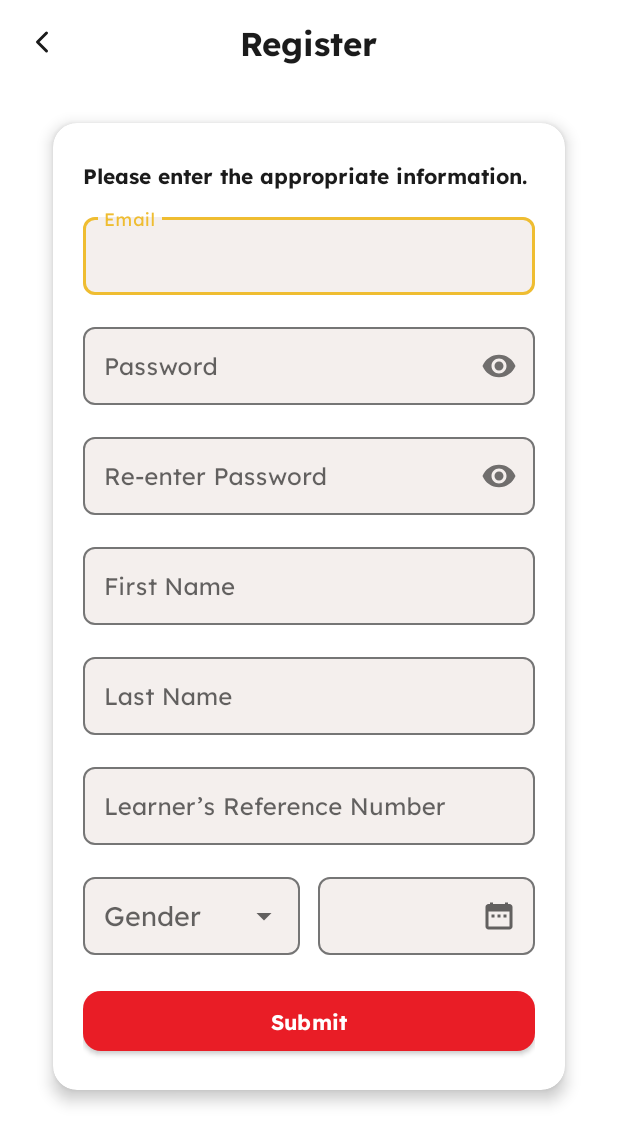
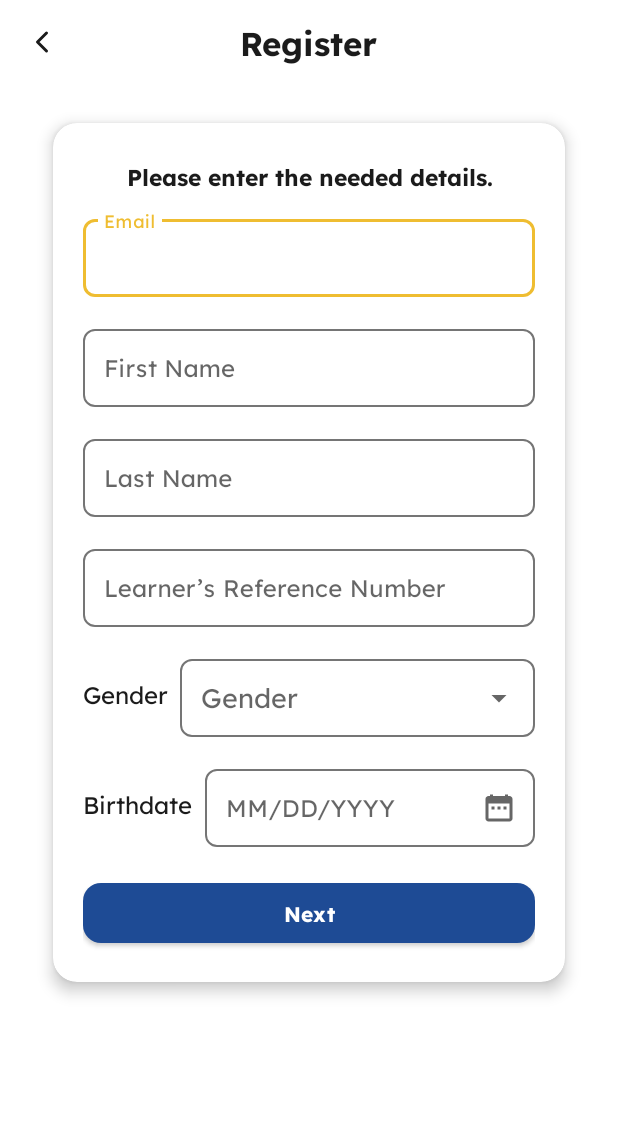
Before and after one commit to MalulanM/Gr8Math, an Android app: the RegisterActivity screen opened directly, with no data from a screen before it, on a phone screen of 412 x 824 dp. Shown: the top 1144 px of the screen. Run offline under Robolectric (Android 15) with nearby library versions, the phone set to English and light mode, and no system bars.

Commit message:
adjustments and re-created register

```diff
--- a/app/build.gradle.kts
+++ b/app/build.gradle.kts
@@ -43,6 +43,8 @@ android {
 }
 
 dependencies {
+    implementation("androidx.constraintlayout:constraintlayout:2.1.4")
+    implementation("com.google.android.material:material:1.12.0")
     implementation("com.squareup.retrofit2:retrofit:2.9.0")
     implementation("com.squareup.retrofit2:converter-gson:2.9.0")
     implementation("androidx.appcompat:appcompat:1.7.0")
--- a/app/src/main/java/com/example/gr8math/ForgotPasswordActivity.kt
+++ b/app/src/main/java/com/example/gr8math/ForgotPasswordActivity.kt
@@ -105,7 +105,7 @@ class ForgotPasswordActivity : AppCompatActivity() {
     }
 
     fun sendCode() {
-        txtSendCode.setBackgroundColor(ContextCompat.getColor(this, R.color.ecf1f4))
+        txtSendCode.setBackgroundColor(ContextCompat.getColor(this, R.color.white))
 
         val apiService = ConnectURL.api
         val call = apiService.sendCode(emailInput.text.toString())
--- a/app/src/main/java/com/example/gr8math/RegisterActivity.kt
+++ b/app/src/main/java/com/example/gr8math/RegisterActivity.kt
@@ -61,7 +61,7 @@ class RegisterActivity : AppCompatActivity() {
                     selectedDate.set(selectedYear, selectedMonth, selectedDay)
 
 
-                    val formatter = SimpleDateFormat("MM/dd/yy", Locale.getDefault())
+                    val formatter = SimpleDateFormat("MM/dd/yyyy", Locale.getDefault())
                     val formattedDate = formatter.format(selectedDate.time)
 
 
@@ -75,23 +75,24 @@ class RegisterActivity : AppCompatActivity() {
             datePicker.show()
         }
 
-        registerButton.setOnClickListener {
-            UserRegister()
-        }
+        //registerButton.setOnClickListener {
+        //    UserRegister()
+        //}
 
     }
 
     fun Init() {
          email = findViewById<EditText>(R.id.email)
-         password = findViewById<EditText>(R.id.password)
-         confirmPassword = findViewById<EditText>(R.id.confirmPass)
-        registerButton = findViewById<Button>(R.id.btnSubmit)
+        // "it was changed so I put a comment line at those 3"
+         //password = findViewById<EditText>(R.id.password)
+         //confirmPassword = findViewById<EditText>(R.id.confirmPass)
+        //registerButton = findViewById<Button>(R.id.btnSubmit)
          firstName = findViewById<EditText>(R.id.firstName)
          lastName = findViewById<EditText>(R.id.lastName)
          LRN = findViewById<EditText>(R.id.LRN)
         date = findViewById<EditText>(R.id.etDob)
         genderField = findViewById<MaterialAutoCompleteTextView>(R.id.etGender)
-        val items = listOf("Male", "Female", "Prefer not to say")
+        val items = listOf("Male", "Female")
         val adapter = ArrayAdapter(this, android.R.layout.simple_dropdown_item_1line, items)
         genderField.setAdapter(adapter)
         MessageBox = findViewById<TextView>(R.id.message)
--- a/app/src/main/res/color/btn_primary_state.xml
+++ b/app/src/main/res/color/btn_primary_state.xml
@@ -2,6 +2,6 @@
 <selector xmlns:android="http://schemas.android.com/apk/res/android">
     <!-- Disabled = dark cyan (locked) -->
     <item android:state_enabled="false" android:color="@color/colorDarkCyan"/>
-    <!-- Pressed/Focused fall back to primary red -->
+    <!-- Pressed/Focused fall back to Matisse -->
     <item android:color="@color/colorMatisse"/>
 </selector>
--- a/app/src/main/res/layout/register_activity.xml
+++ b/app/src/main/res/layout/register_activity.xml
@@ -61,12 +61,12 @@
                         android:id="@+id/message"
                         android:layout_width="match_parent"
                         android:layout_height="wrap_content"
-                        android:justificationMode="inter_word"
                         android:paddingTop="4dp"
                         android:paddingBottom="12dp"
                         android:text="@string/register_subtitle"
+                        android:textAlignment="center"
                         android:textColor="@color/colorText"
-                        android:textSize="14sp"
+                        android:textSize="15sp"
                         android:textStyle="bold"
                         tools:ignore="UnusedAttribute" />
 
@@ -76,11 +76,12 @@
                         android:layout_width="match_parent"
                         android:layout_height="wrap_content"
                         android:hint="@string/hint_email"
-                        app:boxBackgroundColor="@color/colorLight"
+                        app:boxBackgroundColor="@color/white"
                         app:boxBackgroundMode="outline"
                         app:boxStrokeColor="@color/til_stroke"
                         app:boxStrokeWidth="1dp"
-                        app:boxStrokeWidthFocused="2dp">
+                        app:boxStrokeWidthFocused="2dp"
+                        app:hintTextColor="@color/til_hint">
 
                         <com.google.android.material.textfield.TextInputEditText
                             android:id="@+id/email"
@@ -89,58 +90,8 @@
                             android:fontFamily="@font/lexend"
                             android:paddingStart="14dp"
                             android:paddingEnd="14dp"
-                            android:textColor="@color/colorText" />
-                    </com.google.android.material.textfield.TextInputLayout>
-
-                    <!-- Password -->
-                    <com.google.android.material.textfield.TextInputLayout
-                        style="@style/Gr8TextInputStyle"
-                        android:layout_width="match_parent"
-                        android:layout_height="wrap_content"
-                        android:layout_marginTop="@dimen/field_spacing"
-                        android:hint="@string/hint_password"
-                        app:boxBackgroundColor="@color/colorLight"
-                        app:boxBackgroundMode="outline"
-                        app:boxStrokeColor="@color/til_stroke"
-                        app:boxStrokeWidth="1dp"
-                        app:boxStrokeWidthFocused="2dp"
-                        app:passwordToggleEnabled="true">
-
-                        <com.google.android.material.textfield.TextInputEditText
-                            android:id="@+id/password"
-                            android:layout_width="match_parent"
-                            android:layout_height="52dp"
-                            android:fontFamily="@font/lexend"
-                            android:inputType="textPassword"
-                            android:paddingStart="14dp"
-                            android:paddingEnd="14dp"
-                            android:textColor="@color/colorText"
-                            android:textColorHint="#3F3F3F" />
-                    </com.google.android.material.textfield.TextInputLayout>
-
-                    <!-- Re-enter Password -->
-                    <com.google.android.material.textfield.TextInputLayout
-                        style="@style/Gr8TextInputStyle"
-                        android:layout_width="match_parent"
-                        android:layout_height="wrap_content"
-                        android:layout_marginTop="@dimen/field_spacing"
-                        android:hint="@string/hint_reenter_password"
-                        app:boxBackgroundColor="@color/colorLight"
-                        app:boxBackgroundMode="outline"
-                        app:boxStrokeColor="@color/til_stroke"
-                        app:boxStrokeWidth="1dp"
-                        app:boxStrokeWidthFocused="2dp"
-                        app:passwordToggleEnabled="true">
-
-                        <com.google.android.material.textfield.TextInputEditText
-                            android:id="@+id/confirmPass"
-                            android:layout_width="match_parent"
-                            android:layout_height="52dp"
-                            android:fontFamily="@font/lexend"
-                            android:inputType="textPassword"
-                            android:paddingStart="14dp"
-                            android:paddingEnd="14dp"
-                            android:textColor="@color/colorText" />
+                            android:textColor="@android:color/black"
+                            android:maxLines="1" />
                     </com.google.android.material.textfield.TextInputLayout>
 
                     <!-- First Name -->
@@ -150,11 +101,12 @@
                         android:layout_height="wrap_content"
                         android:layout_marginTop="@dimen/field_spacing"
                         android:hint="@string/hint_first_name"
-                        app:boxBackgroundColor="@color/colorLight"
+                        app:boxBackgroundColor="@color/white"
                         app:boxBackgroundMode="outline"
                         app:boxStrokeColor="@color/til_stroke"
                         app:boxStrokeWidth="1dp"
-                        app:boxStrokeWidthFocused="2dp">
+                        app:boxStrokeWidthFocused="2dp"
+                        app:hintTextColor="@color/til_hint">
 
                         <com.google.android.material.textfield.TextInputEditText
                             android:id="@+id/firstName"
@@ -163,7 +115,8 @@
                             android:fontFamily="@font/lexend"
                             android:paddingStart="14dp"
                             android:paddingEnd="14dp"
-                            android:textColor="@color/colorText" />
+                            android:textColor="@android:color/black"
+                            android:maxLines="1" />
                     </com.google.android.material.textfield.TextInputLayout>
 
                     <!-- Last Name -->
@@ -173,11 +126,12 @@
                         android:layout_height="wrap_content"
                         android:layout_marginTop="@dimen/field_spacing"
                         android:hint="@string/hint_last_name"
-                        app:boxBackgroundColor="@color/colorLight"
+                        app:boxBackgroundColor="@color/white"
                         app:boxBackgroundMode="outline"
                         app:boxStrokeColor="@color/til_stroke"
                         app:boxStrokeWidth="1dp"
-                        app:boxStrokeWidthFocused="2dp">
+                        app:boxStrokeWidthFocused="2dp"
+                        app:hintTextColor="@color/til_hint">
 
                         <com.google.android.material.textfield.TextInputEditText
                             android:id="@+id/lastName"
@@ -186,7 +140,8 @@
                             android:fontFamily="@font/lexend"
                             android:paddingStart="14dp"
                             android:paddingEnd="14dp"
-                            android:textColor="@color/colorText" />
+                            android:textColor="@android:color/black"
+                            android:maxLines="1" />
                     </com.google.android.material.textfield.TextInputLayout>
 
                     <!-- LRN -->
@@ -196,11 +151,12 @@
                         android:layout_height="wrap_content"
                         android:layout_marginTop="@dimen/field_spacing"
                         android:hint="@string/hint_lrn"
-                        app:boxBackgroundColor="@color/colorLight"
+                        app:boxBackgroundColor="@color/white"
                         app:boxBackgroundMode="outline"
                         app:boxStrokeColor="@color/til_stroke"
                         app:boxStrokeWidth="1dp"
-                        app:boxStrokeWidthFocused="2dp">
+                        app:boxStrokeWidthFocused="2dp"
+                        app:hintTextColor="@color/til_hint">
 
                         <com.google.android.material.textfield.TextInputEditText
                             android:id="@+id/LRN"
@@ -210,29 +166,41 @@
                             android:inputType="number"
                             android:paddingStart="14dp"
                             android:paddingEnd="14dp"
-                            android:textColor="@color/colorText" />
+                            android:textColor="@android:color/black"
+                            android:maxLines="1" />
                     </com.google.android.material.textfield.TextInputLayout>
 
-                    <!-- Gender + DOB row -->
+                    <!-- Gender -->
                     <LinearLayout
                         android:layout_width="match_parent"
                         android:layout_height="wrap_content"
                         android:layout_marginTop="@dimen/field_spacing"
-                        android:baselineAligned="false"
-                        android:orientation="horizontal"
-                        android:weightSum="2">
+                        android:gravity="center_vertical"
+                        android:orientation="horizontal">
 
+                        <!-- FIX: Changed width to wrap_content -->
+                        <TextView
+                            android:layout_width="wrap_content"
+                            android:layout_height="wrap_content"
+                            android:layout_marginEnd="8dp"
+                            android:fontFamily="@font/lexend"
+                            android:text="@string/hint_gender"
+                            android:textColor="@color/colorText"
+                            android:textSize="16sp" />
+
+                        <!-- FIX: Changed width to 0dp and weight to 1 -->
                         <com.google.android.material.textfield.TextInputLayout
                             style="@style/Gr8TextInputStyle"
                             android:layout_width="0dp"
                             android:layout_height="wrap_content"
                             android:layout_weight="1"
-                            app:boxBackgroundColor="@color/colorLight"
+                            app:boxBackgroundColor="@color/white"
                             app:boxBackgroundMode="outline"
                             app:boxStrokeColor="@color/til_stroke"
                             app:boxStrokeWidth="1dp"
                             app:boxStrokeWidthFocused="2dp"
-                            app:endIconMode="dropdown_menu">
+                            app:endIconMode="dropdown_menu"
+                            app:hintTextColor="@color/til_hint">
 
                             <com.google.android.material.textfield.MaterialAutoCompleteTextView
                                 android:id="@+id/etGender"
@@ -242,55 +210,77 @@
                                 android:fontFamily="@font/lexend"
                                 android:hint="@string/hint_gender"
                                 android:importantForAccessibility="yes"
+                                android:contentDescription="@string/hint_gender"
                                 android:inputType="none"
                                 android:paddingStart="14dp"
                                 android:paddingEnd="14dp"
-                                android:textColor="@color/colorText" />
+                                android:textColor="@android:color/black" />
                         </com.google.android.material.textfield.TextInputLayout>
+                    </LinearLayout>
 
-                        <Space
-                            android:layout_width="12dp"
-                            android:layout_height="0dp" />
+                    <!-- Birthdate -->
+                    <LinearLayout
+                        android:layout_width="match_parent"
+                        android:layout_height="wrap_content"
+                        android:layout_marginTop="@dimen/field_spacing"
+                        android:gravity="center_vertical"
+                        android:orientation="horizontal">
 
+                        <!-- FIX: Changed width to wrap_content -->
+                        <TextView
+                            android:layout_width="wrap_content"
+                            android:layout_height="wrap_content"
+                            android:layout_marginEnd="8dp"
+                            android:fontFamily="@font/lexend"
+                            android:text="@string/hint_birthdate"
+                            android:textColor="@color/colorText"
+                            android:textSize="16sp" />
+
+                        <!-- FIX: Changed width to 0dp and weight to 1 -->
                         <com.google.android.material.textfield.TextInputLayout
                             style="@style/Gr8TextInputStyle"
                             android:layout_width="0dp"
                             android:layout_height="wrap_content"
                             android:layout_weight="1"
-                            app:boxBackgroundColor="@color/colorLight"
+                            app:boxBackgroundColor="@color/white"
                             app:boxBackgroundMode="outline"
                             app:boxStrokeColor="@color/til_stroke"
                             app:boxStrokeWidth="1dp"
                             app:boxStrokeWidthFocused="2dp"
                             app:endIconDrawable="@drawable/ic_calendar_24"
-                            app:endIconMode="custom">
+                            app:endIconMode="custom"
+                            app:hintTextColor="@color/til_hint">
 
                             <com.google.android.material.textfield.TextInputEditText
                                 android:id="@+id/etDob"
                                 android:layout_width="match_parent"
                                 android:layout_height="52dp"
                                 android:clickable="true"
-                                android:inputType="none"
                                 android:focusable="false"
                                 android:fontFamily="@font/lexend"
+                                android:hint="@string/hint_birthdate_placeholder"
+                                android:inputType="none"
                                 android:paddingStart="14dp"
                                 android:paddingEnd="14dp"
-                                android:textColor="@color/colorText" />
+                                android:textColor="@android:color/black"
+                                android:maxLines="1"
+                                tools:ignore="KeyboardInaccessibleWidget" />
                         </com.google.android.material.textfield.TextInputLayout>
                     </LinearLayout>
 
-                    <!-- Submit -->
+
+                    <!-- Next Button -->
                     <com.google.android.material.button.MaterialButton
-                        android:id="@+id/btnSubmit"
+                        android:id="@+id/btnNext"
                         style="@style/Gr8ButtonStyle"
                         android:layout_width="match_parent"
                         android:layout_height="52dp"
                         android:layout_marginTop="18dp"
-                        android:text="@string/action_submit" />
+                        android:text="@string/action_next"
+                        app:backgroundTint="@color/btn_primary_state"/>
                 </LinearLayout>
             </com.google.android.material.card.MaterialCardView>
 
-            <!-- Small cream gap under the card (like your screenshot) -->
             <Space
                 android:layout_width="match_parent"
                 android:layout_height="16dp" />
--- a/app/src/main/res/values/arrays.xml
+++ b/app/src/main/res/values/arrays.xml
@@ -3,6 +3,5 @@
     <string-array name="gender_options">
         <item>Male</item>
         <item>Female</item>
-        <item>Prefer not to say</item>
     </string-array>
 </resources>
--- a/app/src/main/res/values/colors.xml
+++ b/app/src/main/res/values/colors.xml
@@ -9,6 +9,5 @@
     <color name="white">#FFFFFF</color>
     <color name="saffron">#EFBD31</color>
     <color name="colorDarkCyan">#0F8B8D</color>
-    <color name="ecf1f4">#ECF1F4</color>
     <color name="sonicsilver">#757575</color>
 </resources>
--- a/app/src/main/res/values/strings.xml
+++ b/app/src/main/res/values/strings.xml
@@ -12,7 +12,7 @@
 
     <!-- Register screen -->
     <string name="register_title">Register</string>
-    <string name="register_subtitle">Please enter the appropriate information.</string>
+    <string name="register_subtitle">Please enter the needed details.</string>
     <string name="hint_email">Email</string>
     <string name="hint_password">Password</string>
     <string name="hint_reenter_password">Re-enter Password</string>
@@ -22,6 +22,9 @@
     <string name="hint_gender">Gender</string>
     <string name="hint_dob">01/01/1995</string> <!-- placeholder -->
     <string name="action_submit">Submit</string>
+    <string name="action_next">Next</string>
+    <string name="hint_birthdate">Birthdate</string>
+    <string name="hint_birthdate_placeholder">MM/DD/YYYY</string>
 
     <!-- Forgot / Change Password -->
     <string name="fp_title">Change Password</string>
--- a/app/src/main/res/values/themes.xml
+++ b/app/src/main/res/values/themes.xml
@@ -5,8 +5,8 @@
         <item name="fontFamily">@font/lexend</item>
 
         <item name="colorPrimary">@color/colorRed</item>
-        <item name="colorPrimaryVariant">@color/colorMatisse</item>
-        <item name="colorSecondary">@color/colorAccent</item>
+        <item name="colorPrimaryVariant">@color/colorAccent</item>
+        <item name="colorSecondary">@color/colorMatisse</item>
         <item name="android:textColor">@color/colorText</item>
 
         <item name="textInputStyle">@style/Gr8TextInputStyle</item>
@@ -22,6 +22,7 @@
     </style>
 
     <style name="Gr8TextInputStyle" parent="Widget.MaterialComponents.TextInputLayout.OutlinedBox">
+        <item name="boxBackgroundColor">@color/colorAccent</item>
         <item name="boxBackgroundMode">outline</item>
         <item name="boxStrokeColor">@color/til_stroke</item>
         <item name="boxStrokeWidth">1dp</item>
@@ -38,7 +39,7 @@
         <item name="android:textAllCaps">false</item>
         <item name="android:textStyle">bold</item>
         <item name="android:textColor">@color/white</item>
-        <item name="backgroundTint">@color/colorRed</item>
+        <item name="backgroundTint">@color/colorMatisse</item>
         <item name="rippleColor">@color/colorMatisse</item>
         <item name="android:letterSpacing">0.01</item>
     </style>
```
